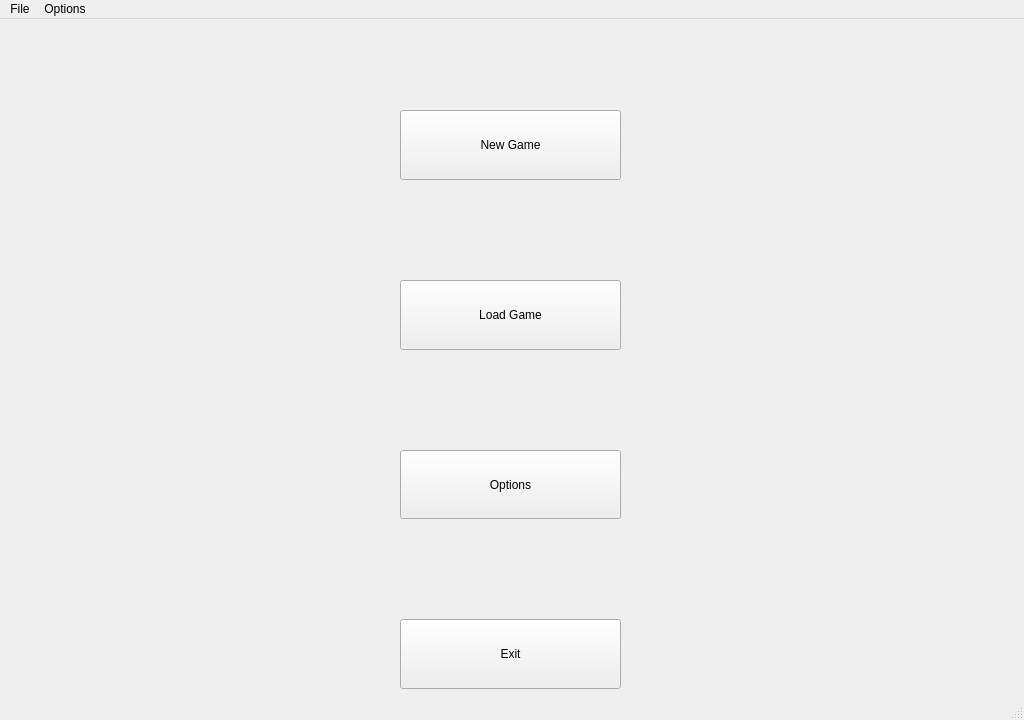
Before: the Qt Designer form QT_UI_Design/UI_MazeWindow.ui in JasonLiu1229/Automata-Group-Project_2021-2022, drawn with Qt 5.
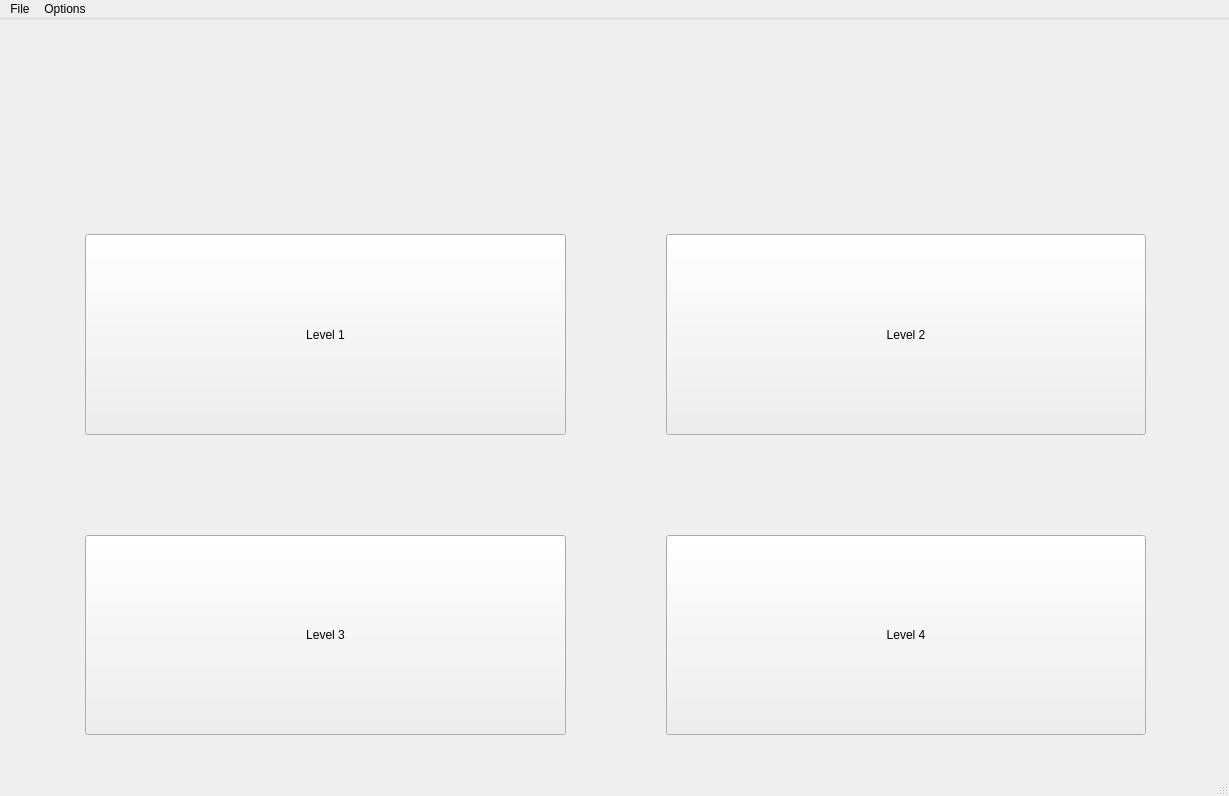
After: the same form once the commit is applied. The open tabs and pages were chosen to show the change.

Commit message: Added level selection screen

```diff
--- a/QT_UI_Design/UI_MazeWindow.ui
+++ b/QT_UI_Design/UI_MazeWindow.ui
@@ -6,8 +6,8 @@
    <rect>
     <x>0</x>
     <y>0</y>
-    <width>1024</width>
-    <height>720</height>
+    <width>1229</width>
+    <height>796</height>
    </rect>
   </property>
   <property name="minimumSize">
@@ -50,16 +50,29 @@
    <property name="autoFillBackground">
     <bool>false</bool>
    </property>
+   <widget class="QStackedWidget" name="stackedWidget">
+    <property name="geometry">
+     <rect>
+      <x>-80</x>
+      <y>0</y>
+      <width>1301</width>
+      <height>741</height>
+     </rect>
+    </property>
+    <property name="currentIndex">
+     <number>0</number>
+    </property>
+    <widget class="QWidget" name="MainMenu">
    <widget class="QWidget" name="verticalLayoutWidget">
     <property name="geometry">
      <rect>
       <x>0</x>
-      <y>90</y>
-      <width>1021</width>
-      <height>581</height>
-     </rect>
-    </property>
-    <layout class="QVBoxLayout" name="MainScreen">
+        <y>0</y>
+        <width>1301</width>
+        <height>741</height>
+       </rect>
+      </property>
+      <layout class="QVBoxLayout" name="MainScreen_3">
      <property name="spacing">
       <number>100</number>
      </property>
@@ -148,12 +161,98 @@
     </layout>
    </widget>
   </widget>
+    <widget class="QWidget" name="LevelsPage">
+     <widget class="QWidget" name="LevelSelectionScreen">
+      <property name="geometry">
+       <rect>
+        <x>90</x>
+        <y>140</y>
+        <width>1211</width>
+        <height>601</height>
+       </rect>
+      </property>
+      <layout class="QGridLayout" name="LevelsGrid_2">
+       <property name="sizeConstraint">
+        <enum>QLayout::SetDefaultConstraint</enum>
+       </property>
+       <property name="leftMargin">
+        <number>75</number>
+       </property>
+       <property name="topMargin">
+        <number>75</number>
+       </property>
+       <property name="rightMargin">
+        <number>75</number>
+       </property>
+       <property name="bottomMargin">
+        <number>25</number>
+       </property>
+       <property name="spacing">
+        <number>100</number>
+       </property>
+       <item row="0" column="1">
+        <widget class="QPushButton" name="Level2_2">
+         <property name="sizePolicy">
+          <sizepolicy hsizetype="Preferred" vsizetype="Preferred">
+           <horstretch>0</horstretch>
+           <verstretch>0</verstretch>
+          </sizepolicy>
+         </property>
+         <property name="text">
+          <string>Level 2</string>
+         </property>
+        </widget>
+       </item>
+       <item row="0" column="0">
+        <widget class="QPushButton" name="Level1_2">
+         <property name="sizePolicy">
+          <sizepolicy hsizetype="Preferred" vsizetype="Preferred">
+           <horstretch>0</horstretch>
+           <verstretch>0</verstretch>
+          </sizepolicy>
+         </property>
+         <property name="text">
+          <string>Level 1</string>
+         </property>
+        </widget>
+       </item>
+       <item row="1" column="1">
+        <widget class="QPushButton" name="Level4_2">
+         <property name="sizePolicy">
+          <sizepolicy hsizetype="Preferred" vsizetype="Preferred">
+           <horstretch>0</horstretch>
+           <verstretch>0</verstretch>
+          </sizepolicy>
+         </property>
+         <property name="text">
+          <string>Level 4</string>
+         </property>
+        </widget>
+       </item>
+       <item row="1" column="0">
+        <widget class="QPushButton" name="Level3_2">
+         <property name="sizePolicy">
+          <sizepolicy hsizetype="Preferred" vsizetype="Preferred">
+           <horstretch>0</horstretch>
+           <verstretch>0</verstretch>
+          </sizepolicy>
+         </property>
+         <property name="text">
+          <string>Level 3</string>
+         </property>
+        </widget>
+       </item>
+      </layout>
+     </widget>
+    </widget>
+   </widget>
+  </widget>
   <widget class="QMenuBar" name="menubar">
    <property name="geometry">
     <rect>
      <x>0</x>
      <y>0</y>
-     <width>1024</width>
+     <width>1229</width>
      <height>24</height>
     </rect>
    </property>
```
Left out of the diff: 72 changed lines with no effect on the pictures. Lines whose indentation alone changed are shown as unchanged. The commit also changes 3 other files.
